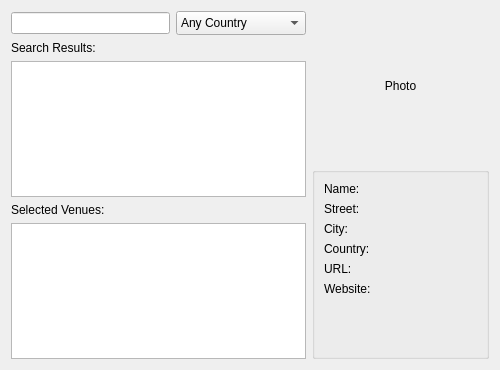
The window that src/context/applets/upcomingevents/upcomingEventsVenueSettings.ui (KDE/amarok) describes before a commit, drawn with Qt 5.
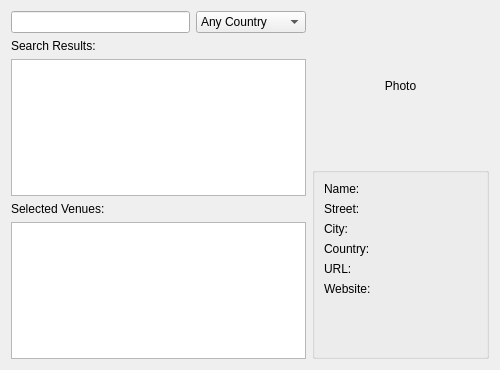
The same window after the commit. Custom widgets are drawn as their Qt base class.

Commit message: upcoming events: improve country combobox sizes for long l10n names

Patch:
```diff
--- a/src/context/applets/upcomingevents/upcomingEventsVenueSettings.ui
+++ b/src/context/applets/upcomingevents/upcomingEventsVenueSettings.ui
@@ -55,7 +55,7 @@
           <string>Restrict venues to a specific country</string>
          </property>
          <property name="sizeAdjustPolicy">
-          <enum>QComboBox::AdjustToMinimumContentsLengthWithIcon</enum>
+          <enum>QComboBox::AdjustToContentsOnFirstShow</enum>
          </property>
          <property name="minimumContentsLength">
           <number>10</number>
```
